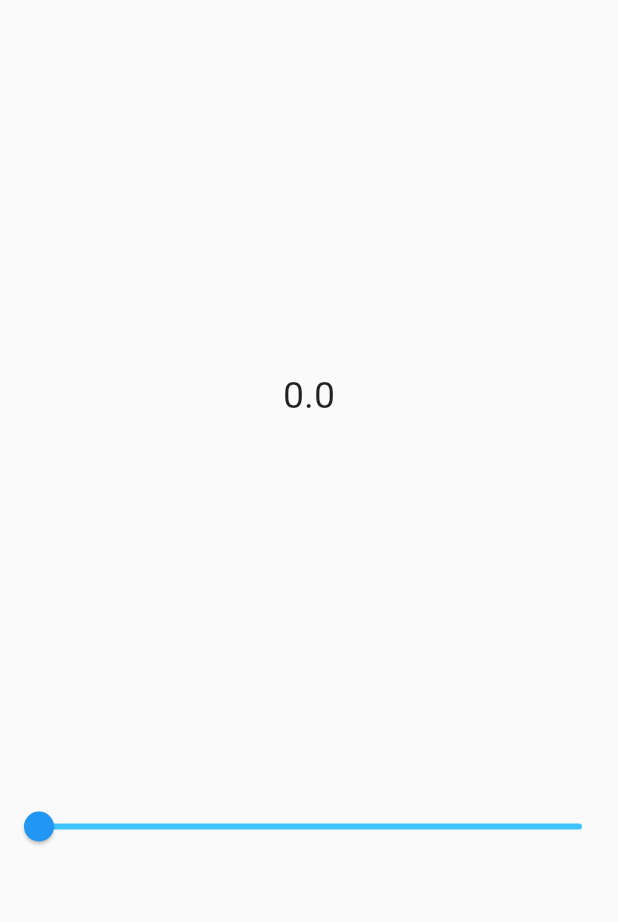
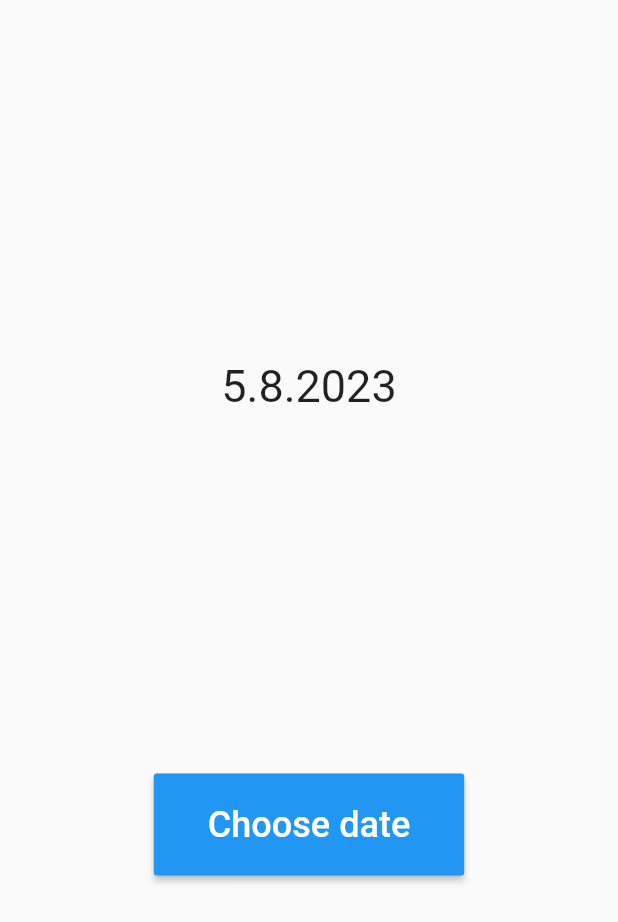
Before and after one commit to mbr1993/flutter_widgets, a Flutter app: the screen it shows after launch, on a phone screen of 412 x 824 dp. Shown: the top 922 px of the screen. Run offline on Flutter 3.47's test engine with Material 2 defaults, Android fonts, the phone set to English and light mode, and no system bars.

Commit message:
time and date picker

```diff
--- /dev/null
+++ b/lib/date_and_time_picker/date_picker.dart
@@ -0,0 +1,51 @@
+import 'package:flutter/material.dart';
+
+class MyDataPicker extends StatefulWidget {
+  const MyDataPicker({super.key});
+
+  @override
+  State<MyDataPicker> createState() => _MyDataPickerState();
+}
+
+class _MyDataPickerState extends State<MyDataPicker> {
+  DateTime dateTime = DateTime.now();
+
+  void _showDatePicker() {
+    showDatePicker(
+      context: context,
+      initialDate: DateTime.now(),
+      firstDate: DateTime(2000),
+      lastDate: DateTime(2025),
+    ).then((value) {
+      setState(() {
+        dateTime = value!;
+      });
+    });
+  }
+
+  @override
+  Widget build(BuildContext context) {
+    return Scaffold(
+      body: Center(
+        child: Column(
+          mainAxisAlignment: MainAxisAlignment.spaceEvenly,
+          crossAxisAlignment: CrossAxisAlignment.center,
+          children: [
+            Text("${dateTime.day}.${dateTime.month}.${dateTime.year}", style: const TextStyle(fontSize: 30)),
+            MaterialButton(
+              onPressed: _showDatePicker,
+              color: Colors.blue,
+              child: const Padding(
+                padding: EdgeInsets.all(20.0),
+                child: Text(
+                  'Choose date',
+                  style: TextStyle(color: Colors.white, fontSize: 24),
+                ),
+              ),
+            ),
+          ],
+        ),
+      ),
+    );
+  }
+}
--- a/lib/main.dart
+++ b/lib/main.dart
@@ -1,8 +1,5 @@
 import 'package:flutter/material.dart';
-import 'package:flutter_widgets/animated_icon/animated_icon.dart';
-import 'package:flutter_widgets/slider/slider.dart';
-import 'package:flutter_widgets/stack_widget/stack_widget.dart';
-import 'package:flutter_widgets/text_input/text_input.dart';
+import 'package:flutter_widgets/date_and_time_picker/date_picker.dart';
 
 void main() {
   runApp(const MyApp());
@@ -14,7 +11,7 @@ class MyApp extends StatelessWidget {
   @override
   Widget build(BuildContext context) {
     return MaterialApp(
-      home: MySlider(),
+      home: MyDataPicker(),
       theme: ThemeData(primarySwatch: Colors.deepPurple),
     );
   }
```
Also changed, not shown: lib/date_and_time_picker/time_picker.dart (added, +44 -0 lines).
